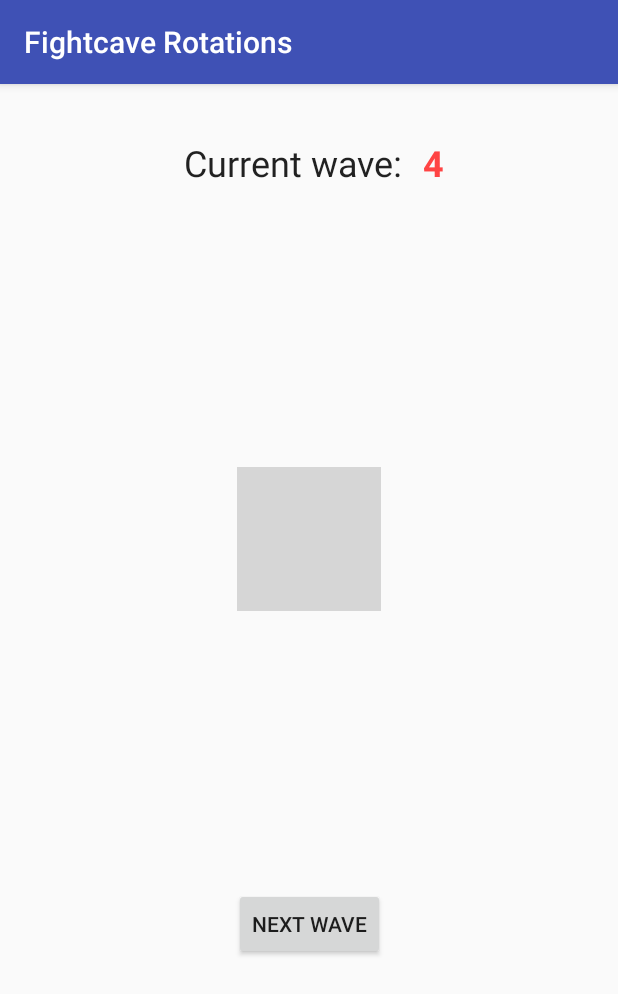
After one commit to wa1id/FightcaveRotations, an Android app: the FinalActivity screen opened directly, with no data from a screen before it, on a phone screen of 412 x 824 dp. The commit adds this screen. Shown: the top 994 px of the screen. Run offline under Robolectric (Android 15) with nearby library versions, the phone set to English and light mode, and no system bars; grey boxes are pictures that could not be loaded.

Commit message:
Wave 1 + 2 setup added Final Activity base setup

```diff
--- a/app/src/main/AndroidManifest.xml
+++ b/app/src/main/AndroidManifest.xml
@@ -19,6 +19,9 @@
                 <category android:name="android.intent.category.LAUNCHER" />
             </intent-filter>
         </activity>
+        <activity android:name=".SetupActivity" />
+        <activity android:name=".Setup2Activity" />
+        <activity android:name=".FinalActivity"></activity>
     </application>
 
 </manifest>
--- /dev/null
+++ b/app/src/main/java/com/example/walid/fightcaverotations/FinalActivity.java
@@ -0,0 +1,33 @@
+package com.example.walid.fightcaverotations;
+
+import android.support.v7.app.AppCompatActivity;
+import android.os.Bundle;
+import android.widget.TextView;
+
+public class FinalActivity extends AppCompatActivity {
+
+    @Override
+    protected void onCreate(Bundle savedInstanceState) {
+        super.onCreate(savedInstanceState);
+        setContentView(R.layout.activity_final);
+
+
+
+    }
+
+    private void PrintWave(int start, int wave) {
+        TextView textCurrentWave = (TextView) findViewById(R.id.textCurrentWave);
+
+        int i = 0;
+        int currentWave = wave;
+        textCurrentWave.setText(Integer.toString(wave));
+
+        if (currentWave == 63) {
+            //TODO: Jad stuff
+        }
+
+        while (currentWave > 0) {
+
+        }
+    }
+}
--- /dev/null
+++ b/app/src/main/res/layout/activity_final.xml
@@ -0,0 +1,70 @@
+<?xml version="1.0" encoding="utf-8"?>
+<android.support.constraint.ConstraintLayout xmlns:android="http://schemas.android.com/apk/res/android"
+    xmlns:app="http://schemas.android.com/apk/res-auto"
+    xmlns:tools="http://schemas.android.com/tools"
+    android:layout_width="match_parent"
+    android:layout_height="match_parent"
+    tools:context="com.example.walid.fightcaverotations.FinalActivity">
+
+    <Button
+        android:id="@+id/buttonNext"
+        android:layout_width="wrap_content"
+        android:layout_height="wrap_content"
+        android:layout_marginBottom="8dp"
+        android:layout_marginLeft="8dp"
+        android:layout_marginRight="8dp"
+        android:layout_marginTop="8dp"
+        android:text="@string/next_wave"
+        app:layout_constraintBottom_toBottomOf="parent"
+        app:layout_constraintLeft_toLeftOf="parent"
+        app:layout_constraintRight_toRightOf="parent"
+        app:layout_constraintTop_toBottomOf="@+id/imageGrid" />
+
+    <TextView
+        android:id="@+id/textView"
+        android:layout_width="wrap_content"
+        android:layout_height="wrap_content"
+        android:layout_marginLeft="8dp"
+        android:layout_marginRight="8dp"
+        android:layout_marginTop="36dp"
+        android:text="@string/current_wave"
+        android:textAppearance="@style/TextAppearance.AppCompat.Headline"
+        app:layout_constraintLeft_toLeftOf="parent"
+        app:layout_constraintRight_toRightOf="parent"
+        app:layout_constraintTop_toTopOf="parent"
+        app:layout_constraintHorizontal_bias="0.459" />
+
+    <ImageView
+        android:id="@+id/imageGrid"
+        android:layout_width="wrap_content"
+        android:layout_height="wrap_content"
+        android:layout_marginBottom="8dp"
+        android:layout_marginTop="8dp"
+        android:contentDescription="@string/grid"
+        app:layout_constraintBottom_toBottomOf="parent"
+        app:layout_constraintTop_toBottomOf="@+id/textView"
+        app:srcCompat="@drawable/grid"
+        android:layout_marginRight="8dp"
+        app:layout_constraintVertical_bias="0.304"
+        app:layout_constraintRight_toRightOf="parent"
+        android:layout_marginLeft="8dp"
+        app:layout_constraintLeft_toLeftOf="parent" />
+
+    <TextView
+        android:id="@+id/textCurrentWave"
+        android:layout_width="wrap_content"
+        android:layout_height="wrap_content"
+        android:layout_marginLeft="10dp"
+        android:layout_marginRight="8dp"
+        android:text="4"
+        android:textAppearance="@style/TextAppearance.AppCompat.Headline"
+        android:textColor="@android:color/holo_red_light"
+        android:textStyle="bold"
+        app:layout_constraintHorizontal_bias="0.03"
+        app:layout_constraintLeft_toRightOf="@+id/textView"
+        app:layout_constraintRight_toRightOf="parent"
+        tools:ignore="HardcodedText"
+        app:layout_constraintTop_toTopOf="parent"
+        android:layout_marginTop="36dp" />
+
+</android.support.constraint.ConstraintLayout>
```
Also changed, not shown: app/src/main/java/com/example/walid/fightcaverotations/MainActivity.java (+13 -0 lines), app/src/main/java/com/example/walid/fightcaverotations/Setup2Activity.java (added, +178 -0 lines), app/src/main/java/com/example/walid/fightcaverotations/SetupActivity.java (added, +96 -0 lines), app/src/main/res/layout/activity_setup.xml (added, +127 -0 lines), app/src/main/res/layout/activity_setup2.xml (added, +132 -0 lines), app/src/main/res/layout/content_main.xml (+5 -19 lines), app/src/main/res/values/strings.xml (+15 -0 lines).
